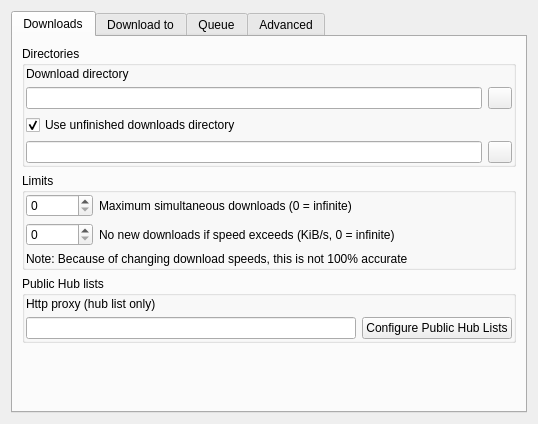
Above: eiskaltdcpp-qt/ui/UISettingsDownloads.ui from eiskaltdcpp/eiskaltdcpp before the change. Below: the same form after it.
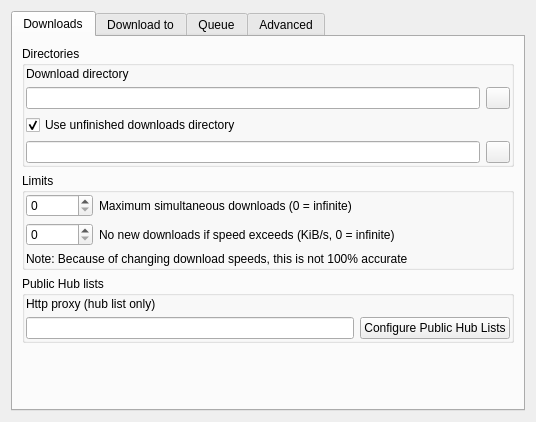
That is the form after the change. The open tabs and pages were chosen to show the change. Custom widgets are drawn as their Qt base class.

What changed in the file:
```diff
--- a/eiskaltdcpp-qt/ui/UISettingsDownloads.ui
+++ b/eiskaltdcpp-qt/ui/UISettingsDownloads.ui
@@ -6,8 +6,8 @@
    <rect>
     <x>0</x>
     <y>0</y>
-    <width>538</width>
-    <height>424</height>
+    <width>536</width>
+    <height>422</height>
    </rect>
   </property>
   <property name="windowTitle">
```
Left out of the diff: 2 changed lines with no effect on the pictures.
